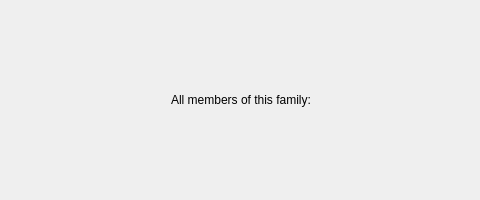
moumitahmad/Stammbaum, file FamilyTree/src/gui/memberpanel.ui: the form before one commit; both pictures show x 509 to 989 and y 0 to 200 of the 1500 by 200 pixel window.
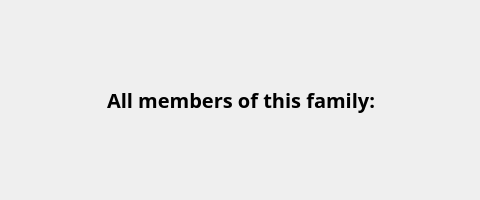
The form after the commit.

Patch:
```diff
--- a/FamilyTree/src/gui/memberpanel.ui
+++ b/FamilyTree/src/gui/memberpanel.ui
@@ -35,6 +35,14 @@
     <layout class="QVBoxLayout" name="verticalLayout">
      <item>
       <widget class="QLabel" name="label">
+       <property name="font">
+        <font>
+         <family>Sawasdee</family>
+         <pointsize>15</pointsize>
+         <weight>75</weight>
+         <bold>true</bold>
+        </font>
+       </property>
        <property name="text">
         <string>All members of this family:</string>
        </property>
```
